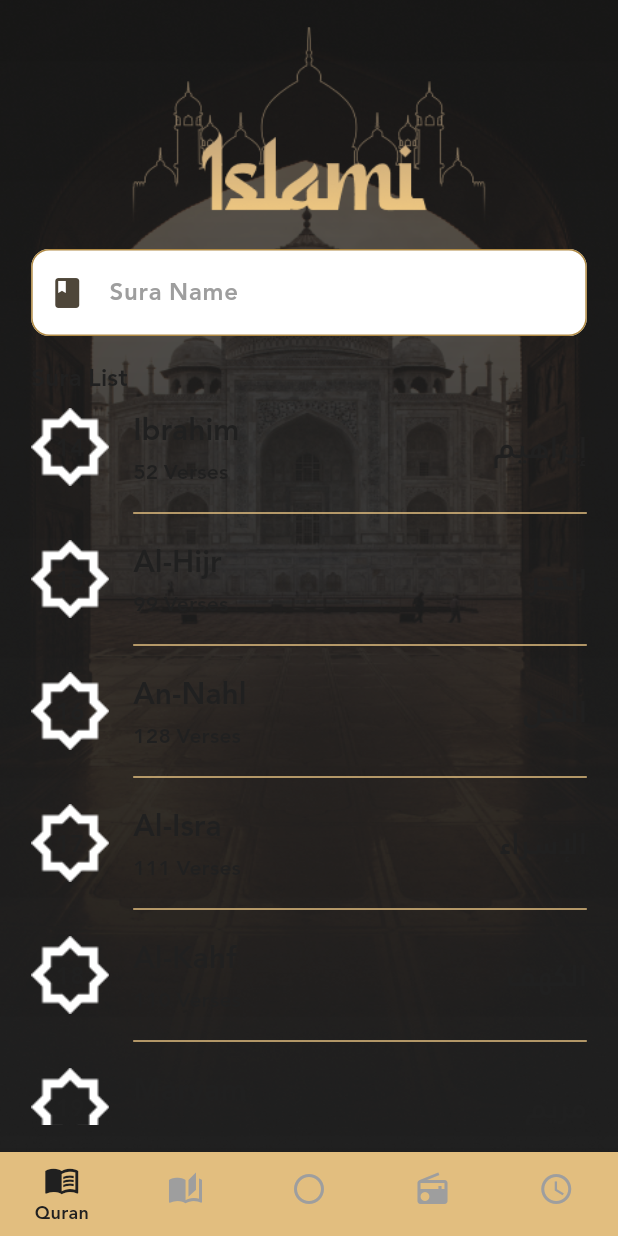
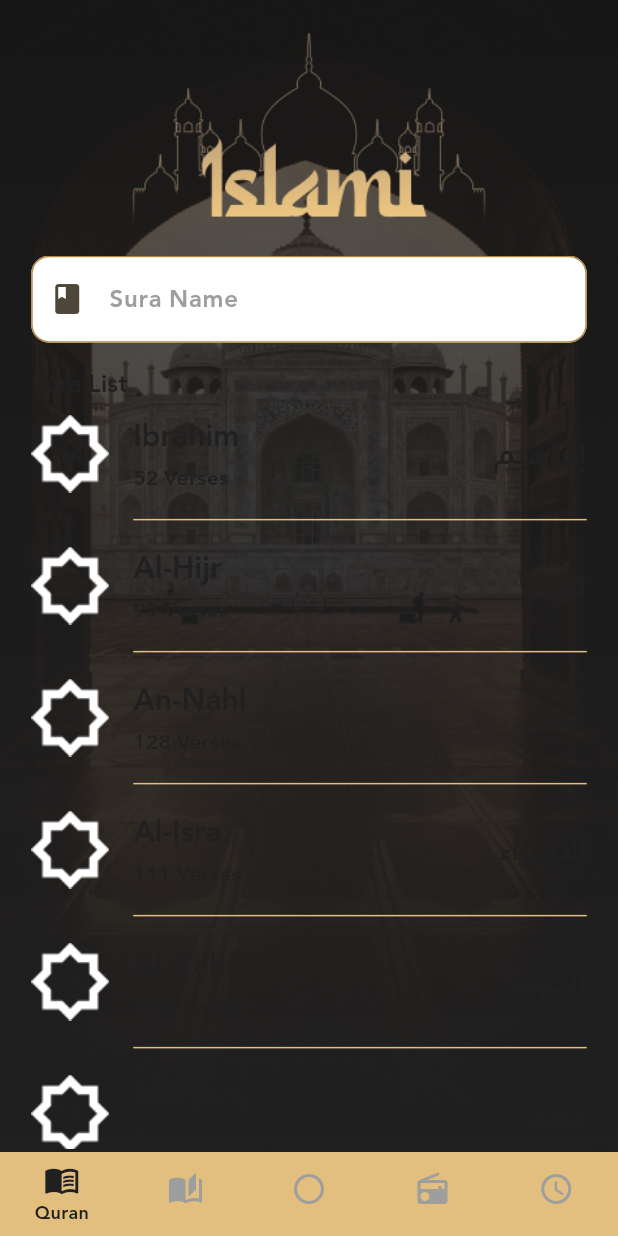
Before and after one commit to MohamedElsay0d/Route-Islami_App, a Flutter app: the QuranTab screen opened by its route, scrolled down 1152 dp, on a phone screen of 412 x 824 dp. Run offline on Flutter 3.47's test engine with Material 3 defaults, Android fonts, the phone set to English and light mode, and no system bars; our stand-ins replace flutter_screenutil, go_router, shared_preferences; accounts and stored records are empty.

Commit message:
Refactor padding in HomeShell and streamline QuranTab layout for improved readability and structure

```diff
--- a/lib/features/home/presentation/home_shell.dart
+++ b/lib/features/home/presentation/home_shell.dart
@@ -24,7 +24,12 @@ class HomeShell extends StatelessWidget {
           ),
         ),
         child: Padding(
-          padding: EdgeInsets.symmetric(horizontal: 5.w, vertical: 20.h),
+          padding: EdgeInsets.only(
+            right: 5.w,
+            top: 25.h,
+            left: 5.w,
+            bottom: 2.h,
+          ),
           child: Column(
             children: [
               Image.asset(
--- a/lib/features/quran/presentation/quran_tab.dart
+++ b/lib/features/quran/presentation/quran_tab.dart
@@ -13,8 +13,7 @@ class QuranTab extends StatelessWidget {
     final controller = context.watch<QuranController>();
     final suras = controller.filteredSuras;
 
-    return SafeArea(
-      child: Column(
+    return Column(
       children: [
         Padding(
           padding: const EdgeInsets.fromLTRB(16, 0, 16, 0),
@@ -75,7 +74,6 @@ class QuranTab extends StatelessWidget {
           ),
         ],
       ],
-      ),
     );
   }
 }
```
Lines whose indentation alone changed are shown as unchanged.
